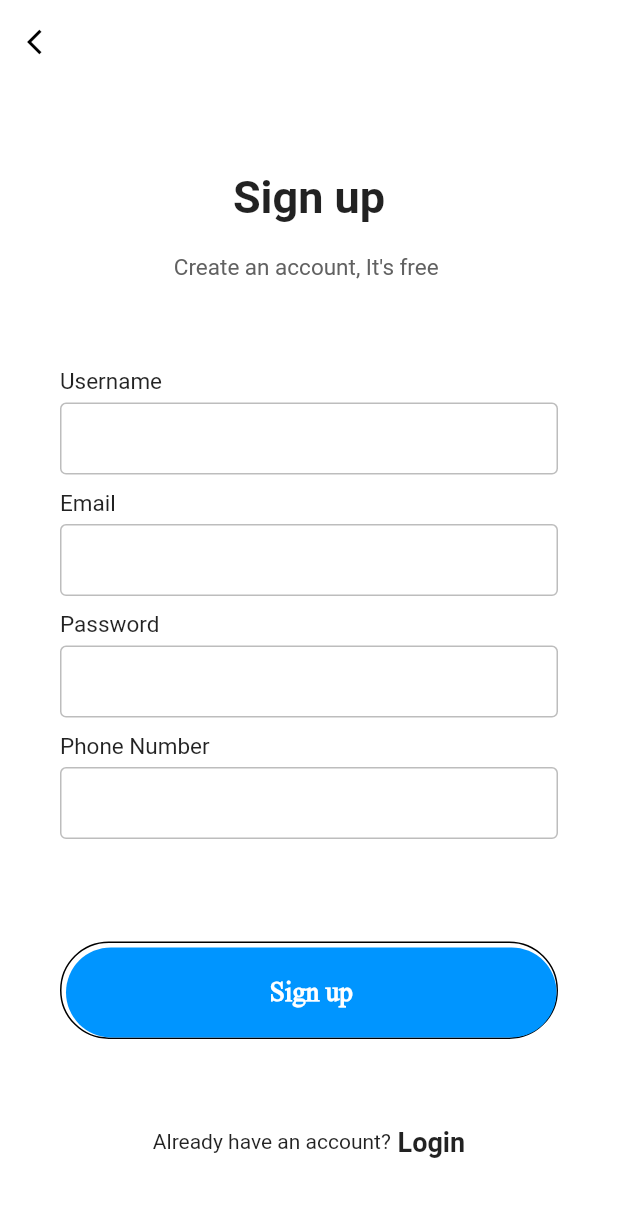
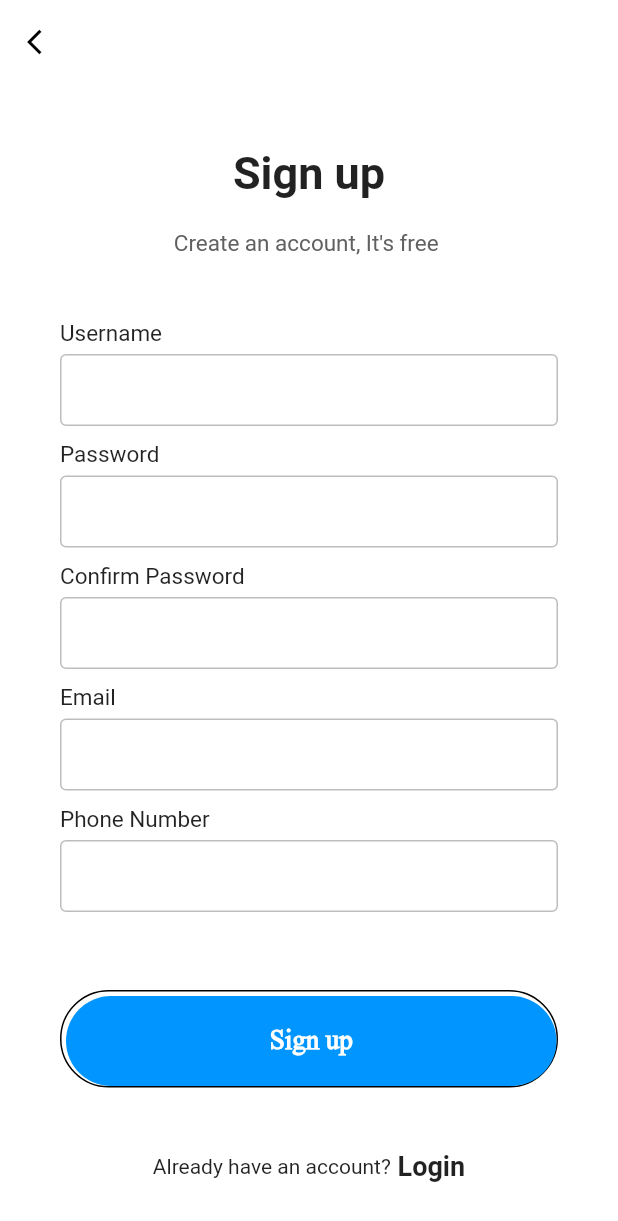
Before and after one commit to zmongol/zmongolbook, a Flutter app: the SignupPage screen opened directly, after a tap on "Sign up", on a phone screen of 412 x 824 dp. Shown: the top 1221 px of the screen. Run offline on Flutter 3.47's test engine with Material 2 defaults, Android fonts, the phone set to English and light mode, and no system bars; our stand-ins replace flutter_screenutil, flutter_signin_button, fluttertoast, get, shared_preferences, sqflite; missing offline and left inert: excel, mongol; accounts and stored records are empty; network calls fail.

Commit message:
Integrated login and signup API

```diff
--- a/lib/Api Manager/api_manager.dart
+++ b/lib/Api Manager/api_manager.dart
@@ -1,6 +1,7 @@
 import 'dart:convert';
 import 'dart:io';
 import 'package:http/http.dart' as http ;
+import 'package:mongol_ebook/Helper/AppConstant.dart';
 import 'package:mongol_ebook/Model/article.dart';
 
 class ApiManager
@@ -9,7 +10,7 @@ class ApiManager
   {
     HttpClient client = new HttpClient();
 
-     var requestUrl = "http://18.141.10.41/read_api.php";
+     var requestUrl = BASE_URL+"read_api.php";
 
     HttpClientRequest request = await client.getUrl(Uri.parse(requestUrl));
 
@@ -27,7 +28,7 @@ class ApiManager
 
   static Future<Article> getData(String id) async
   {
-     Uri uri = Uri.parse("http://18.141.10.41/get_data.php");
+     Uri uri = Uri.parse(BASE_URL+"get_data.php");
     var map = new Map<String, dynamic>();
     map['id'] = id;
     print("Content id: "+id);
@@ -47,4 +48,49 @@ class ApiManager
 
   }
 
+  static Future<String> signUp(String username,String email,String pass,String confirmPass,String mobileNo) async
+  {
+    Uri uri = Uri.parse(BASE_URL+"signup.php");
+    var map = new Map<String, dynamic>();
+    map['username'] = username;
+    map['email'] = email;
+    map['password'] = pass;
+    map['cnfrm_password'] = confirmPass;
+    map['mobile_no'] = mobileNo;
+
+    print("Signup: "+map.toString());
+    http.Response response = await http.post(
+      uri,
+      body: map,
+    );
+
+    final reply = await response.body.toString();
+
+    print("Response: "+reply.toString());
+
+    return reply;
+
+  }
+
+  static Future<String> logIn (String username,String pass) async
+  {
+    Uri uri = Uri.parse(BASE_URL+"login.php");
+    var map = new Map<String, dynamic>();
+    map['username'] = username;
+    map['password'] = pass;
+
+    http.Response response = await http.post(
+      uri,
+      body: map,
+    );
+
+    final reply = await response.body.toString();
+
+    print("Response: "+reply.toString());
+
+    return reply;
+
+  }
+
+
 }
--- a/lib/Helper/AppConstant.dart
+++ b/lib/Helper/AppConstant.dart
@@ -4,6 +4,6 @@ const String CONTENT_FONT_SIZE = 'CONTENT_FONT_SIZE';
 const String CONTENT_FONT_FAMILY = 'CONTENT_FONT_FAMILY';
 const double MIN_FONT_SIZE = 20;
 const double MAX_FONT_SIZE = 40;
-const String BASE_URL="";
+const String BASE_URL="http://18.141.10.41/";
 
 const int ITEMS_IN_ROW = 30;
--- a/lib/widgets/app.dart
+++ b/lib/widgets/app.dart
@@ -62,7 +62,7 @@ class _MongolBookAppState extends State<MongolBookApp> with WidgetsBindingObserv
           initialRoute: '/',
           routes: {
             '/': (BuildContext context) {
-              return HomeScreen();
+              return LoginPage();
             },
           },
           onGenerateRoute: (settings) {
@@ -78,6 +78,8 @@ class _MongolBookAppState extends State<MongolBookApp> with WidgetsBindingObserv
             }
             if(settings.name == '/signup')
               return FadePageRoute(child: ScaffoldWrapper(SignupPage()), settings: settings);
+            if(settings.name == '/login')
+              return FadePageRoute(child: ScaffoldWrapper(LoginPage()), settings: settings);
             if (settings.name == '/search')
               return FadePageRoute(child: ScaffoldWrapper(SearchScreen()), settings: settings);
             if (settings.name == '/setting')
--- a/lib/widgets/screens/login_screen/signup_screen.dart
+++ b/lib/widgets/screens/login_screen/signup_screen.dart
@@ -1,8 +1,16 @@
 import 'dart:io';
 
 import 'package:flutter/material.dart';
+import 'package:mongol_ebook/Api%20Manager/api_manager.dart';
+import 'package:fluttertoast/fluttertoast.dart';
 
 class SignupPage extends StatelessWidget {
+  final usernameText = TextEditingController();
+  final passwordText = TextEditingController();
+  final confirmPasswordText = TextEditingController();
+  final emailText = TextEditingController();
+  final phoneText = TextEditingController();
+
   @override
   Widget build(BuildContext context) {
     return Scaffold(
@@ -16,11 +24,11 @@ class SignupPage extends StatelessWidget {
           onPressed: () {
             Navigator.pop(context);
           },
-          icon: Icon(Icons.arrow_back_ios,
+          icon: Icon(
+            Icons.arrow_back_ios,
             size: 20,
-            color: Colors.black,),
-
-
+            color: Colors.black,
+          ),
         ),
       ),
       body: SingleChildScrollView(
@@ -33,133 +41,149 @@ class SignupPage extends StatelessWidget {
             children: <Widget>[
               Column(
                 children: <Widget>[
-                  Text("Sign up",
+                  Text(
+                    "Sign up",
                     style: TextStyle(
                       fontSize: 30,
                       fontWeight: FontWeight.bold,
-
-                    ),),
-                  SizedBox(height: 20,),
-                  Text("Create an account, It's free ",
-                    style: TextStyle(
-                        fontSize: 15,
-                        color:Colors.grey[700]),)
-
-
+                    ),
+                  ),
+                  SizedBox(
+                    height: 20,
+                  ),
+                  Text(
+                    "Create an account, It's free ",
+                    style: TextStyle(fontSize: 15, color: Colors.grey[700]),
+                  )
                 ],
               ),
               Column(
-                children: <Widget>[
-                  inputFile(label: "Username"),
-                  inputFile(label: "Email"),
-                  inputFile(label: "Password", obscureText: true),
-                  inputFile(label: "Phone Number ", obscureText: true),
+                children: [
+                  inputFile(label: "Username", textController: usernameText),
+                  inputFile(
+                      label: "Password",
+                      obscureText: true,
+                      textController: passwordText),
+                  inputFile(
+                      label: "Confirm Password",
+                      obscureText: true,
+                      textController: confirmPasswordText),
+                  inputFile(label: "Email", textController: emailText),
+                  inputFile(label: "Phone Number", textController: phoneText),
                 ],
               ),
               Container(
                 padding: EdgeInsets.only(top: 3, left: 3),
-                decoration:
-                BoxDecoration(
+                decoration: BoxDecoration(
                     borderRadius: BorderRadius.circular(50),
                     border: Border(
                       bottom: BorderSide(color: Colors.black),
                       top: BorderSide(color: Colors.black),
                       left: BorderSide(color: Colors.black),
                       right: BorderSide(color: Colors.black),
-
-
-
-                    )
-
-                ),
+                    )),
                 child: MaterialButton(
                   minWidth: double.infinity,
                   height: 60,
-                  onPressed: () {},
+                  onPressed: () {
+                    ApiManager.signUp(
+                        usernameText.text,
+                        emailText.text,
+                        passwordText.text,
+                        confirmPasswordText.text,
+                        phoneText.text)
+                        .then((value) {
+                      if (value.contains("inserted")) {
+                        Navigator.of(context).pushReplacementNamed('/login');
+                        ScaffoldMessenger.of(context).showSnackBar(
+                            SnackBar(content: Text('Signup Successful')));
+                      }
+                      else if(value.contains("exists"))
+                      {
+                        ScaffoldMessenger.of(context).showSnackBar(
+                            SnackBar(content: Text('User already exists')));
+                      }
+                      else if (value.contains('not inserted'))
+                      {
+                        ScaffoldMessenger.of(context).showSnackBar(
+                            SnackBar(content: Text('Failure')));
+                      }
+                    });
+                  },
                   color: Color(0xff0095FF),
                   elevation: 0,
                   shape: RoundedRectangleBorder(
                     borderRadius: BorderRadius.circular(50),
-
                   ),
                   child: Text(
-                    "Sign up", style: TextStyle(
+                    "Sign up",
+                    style: TextStyle(
                       fontWeight: FontWeight.w600,
                       fontSize: 18,
                       color: Colors.white,
-
                     ),
                   ),
-
                 ),
-
-
-
               ),
               Row(
                 mainAxisAlignment: MainAxisAlignment.center,
                 children: <Widget>[
                   Text("Already have an account?"),
-                  Text(" Login", style:TextStyle(
-                      fontWeight: FontWeight.w600,
-                      fontSize: 18
-                  ),
+                  Text(
+                    " Login",
+                    style: TextStyle(fontWeight: FontWeight.w600, fontSize: 18),
                   )
                 ],
               )
-
-
-
             ],
-
           ),
-
-
         ),
-
       ),
-
     );
   }
+
+  void showToast(String msg) {
+     Fluttertoast.showToast(
+        msg: msg,
+        toastLength: Toast.LENGTH_SHORT,
+        gravity: ToastGravity.BOTTOM,
+        timeInSecForIosWeb: 1,
+        backgroundColor: Colors.white,
+        textColor: Colors.black,
+        fontSize: 16.0
+    );
   }
 
-
-
   // we will be creating a widget for text field
-Widget inputFile({label, obscureText = false})
-{
+  Widget inputFile({label, textController, obscureText = false}) {
     return Column(
       crossAxisAlignment: CrossAxisAlignment.start,
       children: <Widget>[
         Text(
           label,
           style: TextStyle(
-            fontSize: 15,
-            fontWeight: FontWeight.w400,
-            color:Colors.black87
-        ),
-
+              fontSize: 15, fontWeight: FontWeight.w400, color: Colors.black87),
         ),
         SizedBox(
           height: 5,
         ),
         TextField(
           obscureText: obscureText,
+          controller: textController,
           decoration: InputDecoration(
-            contentPadding: EdgeInsets.symmetric(vertical: 0,
-                horizontal: 10),
+              contentPadding: EdgeInsets.symmetric(vertical: 0, horizontal: 10),
               enabledBorder: OutlineInputBorder(
                 borderSide: BorderSide(
                   color: Color(0xFFBDBDBD),
                 ),
-
               ),
               border: OutlineInputBorder(
-                borderSide: BorderSide(color: Color(0xFFBDBDBD))
+                  borderSide: BorderSide(color: Color(0xFFBDBDBD)))),
+        ),
+        SizedBox(
+          height: 10,
         )
-        ),
-      ),
-      SizedBox(height: 10,)
       ],
     );
   }
+}
--- a/pubspec.yaml
+++ b/pubspec.yaml
@@ -38,7 +38,7 @@ dependencies:
   flutter_screenutil: 5.0.0-nullsafety.11
   http: ^0.13.1
   flutter_signin_button: ^2.0.0
-  provider: ^5.0.0
+  fluttertoast: ^8.0.6
 
 
 dev_dependencies:
```
Also changed, not shown: lib/widgets/screens/login_screen/login_screen.dart (+52 -20 lines), pubspec.lock. Lines whose indentation alone changed are shown as unchanged.
